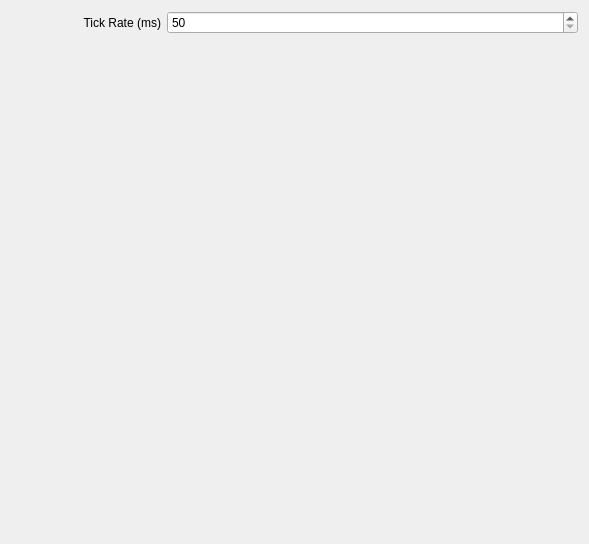
Above: opentoolcontroller/views/ToolEditor.ui from OpenToolController/opentoolcontroller before the change. Below: the same form after it.
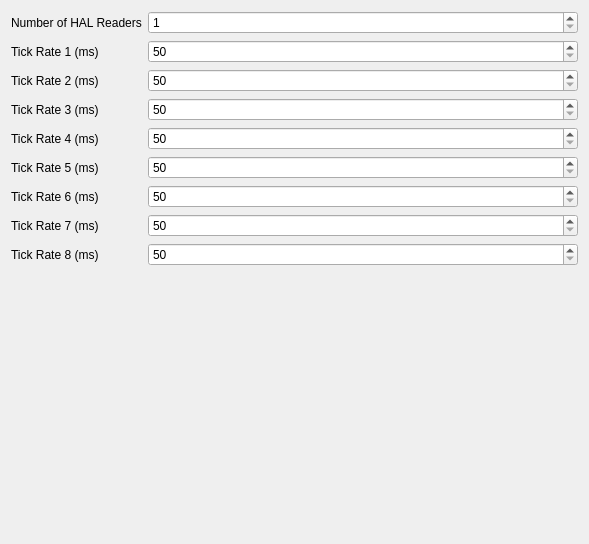
That is the form after the change.

Commit message: adding multi readers

The edit to the form file:
```diff
--- a/opentoolcontroller/views/ToolEditor.ui
+++ b/opentoolcontroller/views/ToolEditor.ui
@@ -22,24 +22,32 @@
      <property name="formAlignment">
       <set>Qt::AlignLeading|Qt::AlignLeft|Qt::AlignTop</set>
      </property>
-     <item row="0" column="0">
-      <widget class="QLabel" name="label">
-       <property name="minimumSize">
-        <size>
-         <width>150</width>
-         <height>0</height>
-        </size>
-       </property>
+     <item row="1" column="0">
+      <widget class="QLabel" name="label_2">
        <property name="text">
-        <string>Tick Rate (ms)</string>
+        <string>Number of HAL Readers</string>
        </property>
-       <property name="alignment">
-        <set>Qt::AlignRight|Qt::AlignTrailing|Qt::AlignVCenter</set>
+      </widget>
+     </item>
+     <item row="1" column="1">
+      <widget class="QSpinBox" name="ui_number_of_hal_readers">
+       <property name="minimum">
+        <number>1</number>
        </property>
+       <property name="maximum">
+        <number>8</number>
+       </property>
       </widget>
      </item>
-     <item row="0" column="1">
-      <widget class="QSpinBox" name="ui_tick_rate_ms">
+     <item row="2" column="0">
+      <widget class="QLabel" name="label_9">
+       <property name="text">
+        <string>Tick Rate 1 (ms)</string>
+       </property>
+      </widget>
+     </item>
+     <item row="2" column="1">
+      <widget class="QSpinBox" name="ui_tick_rate_ms_1">
        <property name="sizePolicy">
         <sizepolicy hsizetype="Preferred" vsizetype="Fixed">
          <horstretch>0</horstretch>
@@ -57,6 +65,149 @@
        </property>
        <property name="maximum">
         <number>2000</number>
+       </property>
+       <property name="singleStep">
+        <number>50</number>
+       </property>
+      </widget>
+     </item>
+     <item row="3" column="0">
+      <widget class="QLabel" name="label_8">
+       <property name="text">
+        <string>Tick Rate 2 (ms)</string>
+       </property>
+      </widget>
+     </item>
+     <item row="3" column="1">
+      <widget class="QSpinBox" name="ui_tick_rate_ms_2">
+       <property name="minimum">
+        <number>50</number>
+       </property>
+       <property name="maximum">
+        <number>2000</number>
+       </property>
+       <property name="singleStep">
+        <number>50</number>
+       </property>
+      </widget>
+     </item>
+     <item row="4" column="0">
+      <widget class="QLabel" name="label_7">
+       <property name="text">
+        <string>Tick Rate 3 (ms)</string>
+       </property>
+      </widget>
+     </item>
+     <item row="4" column="1">
+      <widget class="QSpinBox" name="ui_tick_rate_ms_3">
+       <property name="minimum">
+        <number>50</number>
+       </property>
+       <property name="maximum">
+        <number>2000</number>
+       </property>
+       <property name="singleStep">
+        <number>50</number>
+       </property>
+      </widget>
+     </item>
+     <item row="5" column="0">
+      <widget class="QLabel" name="label_6">
+       <property name="text">
+        <string>Tick Rate 4 (ms)</string>
+       </property>
+      </widget>
+     </item>
+     <item row="5" column="1">
+      <widget class="QSpinBox" name="ui_tick_rate_ms_4">
+       <property name="minimum">
+        <number>50</number>
+       </property>
+       <property name="maximum">
+        <number>2000</number>
+       </property>
+       <property name="singleStep">
+        <number>50</number>
+       </property>
+      </widget>
+     </item>
+     <item row="6" column="0">
+      <widget class="QLabel" name="label_4">
+       <property name="text">
+        <string>Tick Rate 5 (ms)</string>
+       </property>
+      </widget>
+     </item>
+     <item row="6" column="1">
+      <widget class="QSpinBox" name="ui_tick_rate_ms_5">
+       <property name="minimum">
+        <number>50</number>
+       </property>
+       <property name="maximum">
+        <number>2000</number>
+       </property>
+       <property name="singleStep">
+        <number>50</number>
+       </property>
+      </widget>
+     </item>
+     <item row="7" column="0">
+      <widget class="QLabel" name="label_5">
+       <property name="text">
+        <string>Tick Rate 6 (ms)</string>
+       </property>
+      </widget>
+     </item>
+     <item row="7" column="1">
+      <widget class="QSpinBox" name="ui_tick_rate_ms_6">
+       <property name="minimum">
+        <number>50</number>
+       </property>
+       <property name="maximum">
+        <number>2000</number>
+       </property>
+       <property name="singleStep">
+        <number>50</number>
+       </property>
+      </widget>
+     </item>
+     <item row="8" column="0">
+      <widget class="QLabel" name="label_10">
+       <property name="text">
+        <string>Tick Rate 7 (ms)</string>
+       </property>
+      </widget>
+     </item>
+     <item row="8" column="1">
+      <widget class="QSpinBox" name="ui_tick_rate_ms_7">
+       <property name="minimum">
+        <number>50</number>
+       </property>
+       <property name="maximum">
+        <number>2000</number>
+       </property>
+       <property name="singleStep">
+        <number>50</number>
+       </property>
+      </widget>
+     </item>
+     <item row="9" column="0">
+      <widget class="QLabel" name="label_11">
+       <property name="text">
+        <string>Tick Rate 8 (ms)</string>
+       </property>
+      </widget>
+     </item>
+     <item row="9" column="1">
+      <widget class="QSpinBox" name="ui_tick_rate_ms_8">
+       <property name="minimum">
+        <number>50</number>
+       </property>
+       <property name="maximum">
+        <number>2000</number>
+       </property>
+       <property name="singleStep">
+        <number>50</number>
        </property>
       </widget>
      </item>
```
The commit also changes 8 other files.
